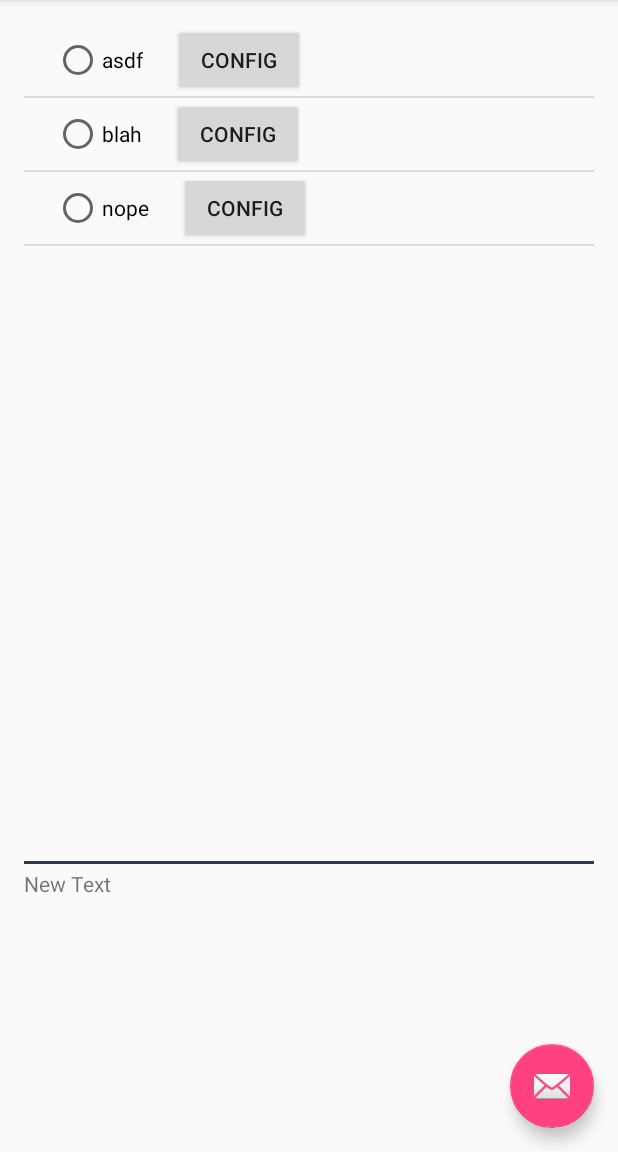
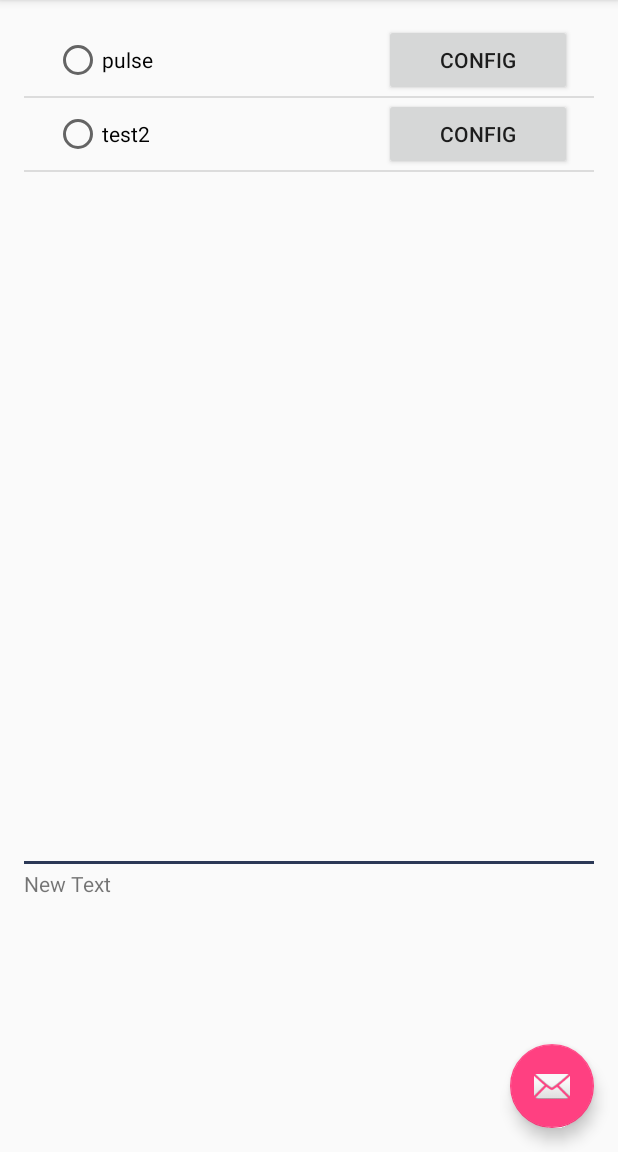
Before and after one commit to gerstle/LightWalkerRemote, an Android app: the screen it shows after launch (MainActivity), on a phone screen of 412 x 824 dp, the part 84-1236 px from its top. Run offline under Robolectric (Android 15) with nearby library versions, the light colour scheme and no system bars.

Commit message:
switching mode list to a global config.

```diff
--- a/app/src/main/java/com/inappropirates/lightwalker/MainActivity.java
+++ b/app/src/main/java/com/inappropirates/lightwalker/MainActivity.java
@@ -10,9 +10,10 @@ import android.view.MenuItem;
 import android.view.View;
 import android.widget.ListView;
 
+import com.inappropirates.lightwalker.config.Config;
+
 public class MainActivity extends AppCompatActivity {
     ListView modeListView;
-    String[] modes = {"asdf", "blah", "nope"};
 
     @Override
     protected void onCreate(Bundle savedInstanceState) {
@@ -31,7 +32,7 @@ public class MainActivity extends AppCompatActivity {
         });
 
         modeListView = (ListView) findViewById(R.id.modeListView);
-        modeListView.setAdapter(new ModeListAdapter(this, modes));
+        modeListView.setAdapter(new ModeListAdapter(this, Config.modes));
     }
 
     @Override
--- a/app/src/main/java/com/inappropirates/lightwalker/ModeListAdapter.java
+++ b/app/src/main/java/com/inappropirates/lightwalker/ModeListAdapter.java
@@ -9,20 +9,22 @@ import android.widget.Button;
 import android.widget.RadioButton;
 import android.widget.Toast;
 
+import com.inappropirates.lightwalker.config.Mode;
+
 import java.util.ArrayList;
 import java.util.List;
 
 public class ModeListAdapter extends BaseAdapter {
     private static LayoutInflater inflater;
-    private List<Row> modes;
+    private List<Row> modeRows;
     private Context context;
 
-    public ModeListAdapter(MainActivity context, String[] modeNames) {
+    public ModeListAdapter(MainActivity context, List<Mode> modes) {
         this.context = context;
 
-        this.modes = new ArrayList<>(modeNames.length);
-        for (String mode : modeNames)
-            modes.add(new Row(mode));
+        this.modeRows = new ArrayList<>(modes.size());
+        for (Mode mode : modes)
+            modeRows.add(new Row(mode.getName(), mode.getResource()));
 
         inflater = (LayoutInflater) context.
                 getSystemService(Context.LAYOUT_INFLATER_SERVICE);
@@ -30,12 +32,12 @@ public class ModeListAdapter extends BaseAdapter {
 
     @Override
     public int getCount() {
-        return modes.size();
+        return modeRows.size();
     }
 
     @Override
     public Object getItem(int position) {
-        return modes.get(position);
+        return modeRows.get(position);
     }
 
     @Override
@@ -45,41 +47,51 @@ public class ModeListAdapter extends BaseAdapter {
 
     @Override
     public View getView(final int position, View convertView, ViewGroup parent) {
-        final Row row = modes.get(position);
-        row.setView(inflater.inflate(R.layout.mode_list_layout, null));
+        final Row row = modeRows.get(position);
+        row.setListView(inflater.inflate(R.layout.mode_list_layout, null));
 
-        row.setRadioButton((RadioButton) row.getView().findViewById(R.id.modeRadioButton));
+        row.setRadioButton((RadioButton) row.getListView().findViewById(R.id.modeRadioButton));
         row.getRadioButton().setText(row.getName());
         row.getRadioButton().setOnClickListener(
                 new View.OnClickListener() {
                     @Override
                     public void onClick(View v) {
-                        RadioButton buttonView = (RadioButton)v;
-                        for (Row mode : modes)
+                        RadioButton buttonView = (RadioButton) v;
+                        for (Row mode : modeRows)
                             if (!buttonView.equals(mode.getRadioButton()))
                                 mode.getRadioButton().setChecked(false);
                         buttonView.setChecked(true);
                     }
                 });
 
-        row.getView().setOnClickListener(new View.OnClickListener() {
+        row.setConfigButton((Button) row.getListView().findViewById(R.id.configButton));
+        row.getConfigButton().setOnClickListener(new View.OnClickListener() {
             @Override
             public void onClick(View v) {
-                //Toast.makeText(context, "You Clicked " + row.getName(), Toast.LENGTH_SHORT).show();
+                Toast.makeText(context, "configuring " + row.getName(), Toast.LENGTH_SHORT).show();
             }
         });
 
-        return row.getView();
+//        row.getListView().setOnClickListener(new View.OnClickListener() {
+//            @Override
+//            public void onClick(View v) {
+//                //Toast.makeText(context, "You Clicked " + row.getName(), Toast.LENGTH_SHORT).show();
+//            }
+//        });
+
+        return row.getListView();
     }
 
     private class Row {
         private String name;
-        private View view;
+        private View listView;
+        private int configResource;
         private RadioButton radioButton;
         private Button configButton;
 
-        public Row(String name) {
+        public Row(String name, int configResource) {
             this.name = name;
+            this.configResource = configResource;
         }
 
         public String getName() {
@@ -90,12 +102,20 @@ public class ModeListAdapter extends BaseAdapter {
             this.name = name;
         }
 
-        public View getView() {
-            return view;
+        public View getListView() {
+            return listView;
         }
 
-        public void setView(View view) {
-            this.view = view;
+        public void setListView(View listView) {
+            this.listView = listView;
+        }
+
+        public int getConfigResource() {
+            return configResource;
+        }
+
+        public void setConfigResource(int configResource) {
+            this.configResource = configResource;
         }
 
         public RadioButton getRadioButton() {
--- a/app/src/main/java/com/inappropirates/lightwalker/config/Config.java
+++ b/app/src/main/java/com/inappropirates/lightwalker/config/Config.java
@@ -6,10 +6,10 @@ import java.util.ArrayList;
 import java.util.List;
 
 public class Config {
-    List<Mode> modes = new ArrayList<Mode>() {
+    public static List<Mode> modes = new ArrayList<Mode>() {
         {
             add(new Mode("pulse", R.layout.pulse_preferences_layout));
+            add(new Mode("test2", R.layout.pulse_preferences_layout));
         }
     };
-
 }
--- a/app/src/main/java/com/inappropirates/lightwalker/config/Mode.java
+++ b/app/src/main/java/com/inappropirates/lightwalker/config/Mode.java
@@ -2,11 +2,11 @@ package com.inappropirates.lightwalker.config;
 
 public class Mode {
     private String name;
-    private Integer view;
+    private int resource;
 
-    public Mode(String name, Integer view) {
+    public Mode(String name, int resource) {
         this.name = name;
-        this.view = view;
+        this.resource = resource;
     }
 
     public String getName() {
@@ -17,11 +17,12 @@ public class Mode {
         this.name = name;
     }
 
-    public Integer getView() {
-        return view;
+    public int getResource()
+    {
+        return resource;
     }
 
-    public void setView(Integer view) {
-        this.view = view;
+    public void setResource(int resource) {
+        this.resource = resource;
     }
 }
--- a/app/src/main/java/com/inappropirates/lightwalker/config/Modes.java
+++ b/app/src/main/java/com/inappropirates/lightwalker/config/Modes.java
@@ -1,5 +1,6 @@
 package com.inappropirates.lightwalker.config;
 
+// todo still needed? I think no
 public enum Modes {
     masterOff,
     pulse,
--- a/app/src/main/res/layout/mode_list_layout.xml
+++ b/app/src/main/res/layout/mode_list_layout.xml
@@ -8,13 +8,16 @@
         android:layout_height="wrap_content"
         android:text="X"
         android:id="@+id/modeRadioButton"
-        android:layout_marginLeft="20dp" />
+        android:layout_marginLeft="20dp"
+        android:minWidth="200dp"
+        android:nestedScrollingEnabled="true" />
 
     <Button
         android:layout_width="wrap_content"
         android:layout_height="wrap_content"
         android:text="Config"
         android:id="@+id/configButton"
-        android:layout_marginLeft="20dp" />
+        android:layout_marginLeft="20dp"
+        android:minWidth="125dp" />
 
 </LinearLayout>
```
Also changed, not shown: app/src/main/java/com/inappropirates/lightwalker/ModeListActivity.java (deleted, +0 -30 lines).
